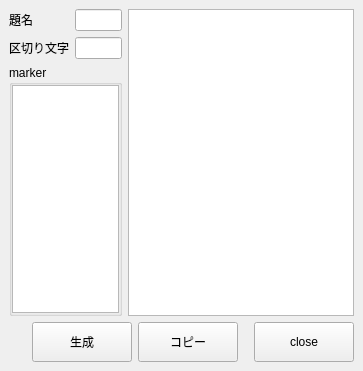
The window that app/resolve/Python/rs_resolve/tool/youtube_chapter/youtube_chapter.ui (nakano000/Resolve_Script) describes before a commit, drawn with Qt 5.
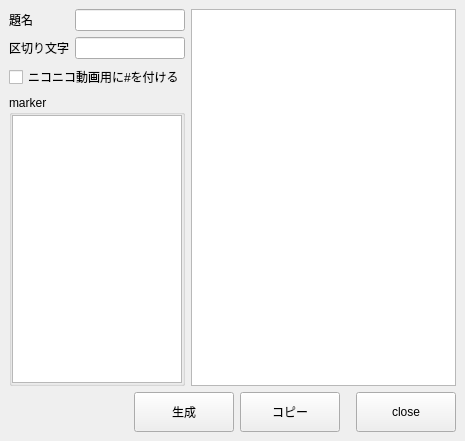
The same window after the commit.

Commit message: ニコニコ動画対応

```diff
--- a/app/resolve/Python/rs_resolve/tool/youtube_chapter/youtube_chapter.ui
+++ b/app/resolve/Python/rs_resolve/tool/youtube_chapter/youtube_chapter.ui
@@ -6,8 +6,8 @@
    <rect>
     <x>0</x>
     <y>0</y>
-    <width>363</width>
-    <height>371</height>
+    <width>465</width>
+    <height>441</height>
    </rect>
   </property>
   <property name="windowTitle">
@@ -43,6 +43,13 @@
           </item>
          </layout>
         </item>
+        <item>
+         <widget class="QCheckBox" name="niconicoCheckBox">
+          <property name="text">
+           <string>ニコニコ動画用に#を付ける</string>
+          </property>
+         </widget>
+        </item>
         <item>
          <widget class="QGroupBox" name="groupBox">
           <property name="sizePolicy">
```
The commit also changes 2 other files.
